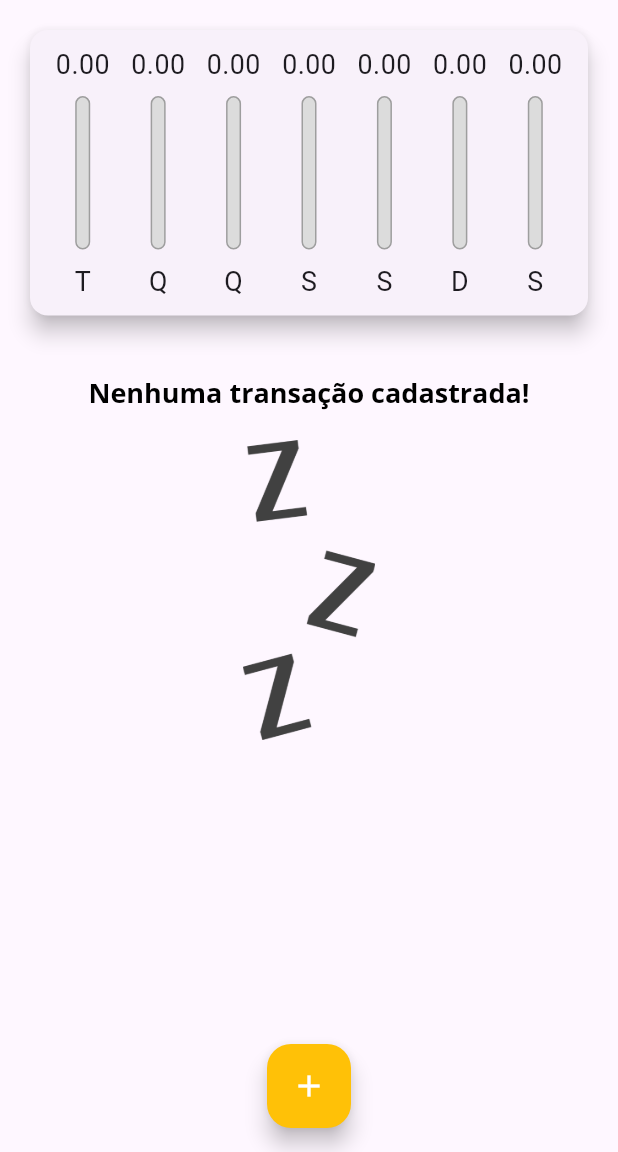
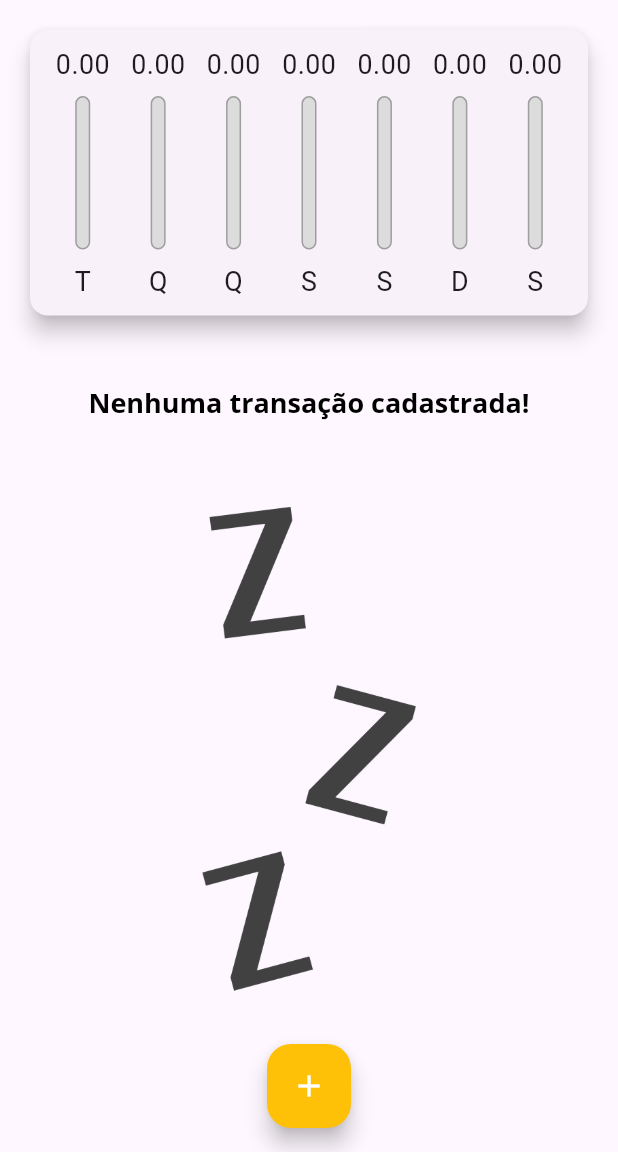
Before and after one commit to tarcisiomesquita/expenses_app, a Flutter app: the screen it shows after launch, on a phone screen of 412 x 824 dp, the part 84-1236 px from its top. Run offline on Flutter 3.47's test engine with Material 3 defaults, Android fonts, the phone set to English and light mode, and no system bars.

Commit message:
adicionando responsividade em diferentes orientações de tela e no formulário de cadastro de novas despesas

```diff
--- a/lib/components/chart.dart
+++ b/lib/components/chart.dart
@@ -40,9 +40,6 @@ class Chart extends StatelessWidget {
   @override
   Widget build(BuildContext context) {
     return SizedBox(
-      height: (MediaQuery.of(context).size.height -
-              Scaffold.of(context).appBarMaxHeight!) *
-          0.3,
       child: Card(
         elevation: 6,
         margin: const EdgeInsets.all(20),
--- a/lib/components/transaction_form.dart
+++ b/lib/components/transaction_form.dart
@@ -46,10 +46,13 @@ class _TransactionFormState extends State<TransactionForm> {
 
   @override
   Widget build(BuildContext context) {
+    return LayoutBuilder(builder: (context, constraints) {
       return Card(
         child: Padding(
-        padding: const EdgeInsets.all(10.0),
+          padding: EdgeInsets.fromLTRB(
+              10, 10, 10, 10 + MediaQuery.of(context).viewInsets.bottom),
           child: Column(
+            mainAxisSize: MainAxisSize.min,
             children: [
               TextField(
                 controller: _titleController,
@@ -96,5 +99,6 @@ class _TransactionFormState extends State<TransactionForm> {
           ),
         ),
       );
+    });
   }
 }
--- a/lib/components/transaction_list.dart
+++ b/lib/components/transaction_list.dart
@@ -15,26 +15,28 @@ class TransactionList extends StatelessWidget {
   @override
   Widget build(BuildContext context) {
     return SizedBox(
-      height: (MediaQuery.of(context).size.height -
-              Scaffold.of(context).appBarMaxHeight!) *
-          0.7,
       child: transactions.isEmpty
-          ? Column(
+          ? LayoutBuilder(builder: (context, constraints) {
+              return Column(
                 children: [
-                const SizedBox(height: 20),
-                Text(
+                  SizedBox(height: constraints.maxHeight * 0.05),
+                  SizedBox(
+                    height: constraints.maxHeight * 0.1,
+                    child: Text(
                       'Nenhuma transação cadastrada!',
                       style: Theme.of(context).textTheme.titleLarge,
                     ),
-                const SizedBox(height: 20),
+                  ),
+                  SizedBox(height: constraints.maxHeight * 0.05),
                   SizedBox(
-                    height: 200,
+                      height: constraints.maxHeight * 0.6,
                       child: Image.asset(
                         'assets/images/waiting.png',
                         fit: BoxFit.cover,
                       )),
                 ],
-            )
+              );
+            })
           : ListView.builder(
               itemCount: transactions.length,
               itemBuilder: (ctx, index) {
--- a/lib/main.dart
+++ b/lib/main.dart
@@ -47,6 +47,8 @@ class MyHomePage extends StatefulWidget {
 class _MyHomePageState extends State<MyHomePage> {
   final List<Transaction> _transactions = [];
 
+  bool _showChart = false;
+
   void _addTransaction(String title, double value, DateTime date) {
     final newTransaction = Transaction(
       id: Random().nextDouble().toString(),
@@ -70,6 +72,7 @@ class _MyHomePageState extends State<MyHomePage> {
 
   void _openTransactionModal(BuildContext context) {
     showModalBottomSheet(
+      isScrollControlled: true,
       context: context,
       builder: (_) {
         return TransactionForm(_addTransaction);
@@ -89,14 +92,26 @@ class _MyHomePageState extends State<MyHomePage> {
 
   @override
   Widget build(BuildContext context) {
-    return Scaffold(
-      appBar: AppBar(
+    final isLandscape =
+        MediaQuery.of(context).orientation == Orientation.landscape;
+
+    final appBar = AppBar(
       title: Text(
         'Despesas Pessoais',
-          style:
-              TextStyle(fontSize: MediaQuery.textScalerOf(context).scale(20)),
+        style: TextStyle(fontSize: MediaQuery.textScalerOf(context).scale(20)),
       ),
       actions: [
+        if (isLandscape)
+          IconButton(
+            onPressed: () {
+              setState(() {
+                _showChart = !_showChart;
+              });
+            },
+            icon: _showChart
+                ? const Icon(Icons.list)
+                : const Icon(Icons.insert_chart_outlined_sharp),
+          ),
         IconButton(
           onPressed: () {
             _openTransactionModal(context);
@@ -105,15 +120,28 @@ class _MyHomePageState extends State<MyHomePage> {
               color: Theme.of(context).appBarTheme.iconTheme?.color),
         ),
       ],
-      ),
+    );
+
+    final availableHeight =
+        MediaQuery.of(context).size.height - appBar.preferredSize.height;
+
+    return Scaffold(
+      appBar: appBar,
       body: SingleChildScrollView(
         child: Column(
           crossAxisAlignment: CrossAxisAlignment.stretch,
           children: [
-            Chart(_recentTransactions),
-            TransactionList(
+            if (_showChart || !isLandscape)
+              SizedBox(
+                  height: availableHeight * (isLandscape ? 0.7 : 0.3),
+                  child: Chart(_recentTransactions)),
+            if (!_showChart || !isLandscape)
+              SizedBox(
+                height: availableHeight * 0.7,
+                child: TransactionList(
                   _transactions,
                   _removeTransaction,
+                ),
               ),
           ],
         ),
```
Lines whose indentation alone changed are shown as unchanged.
